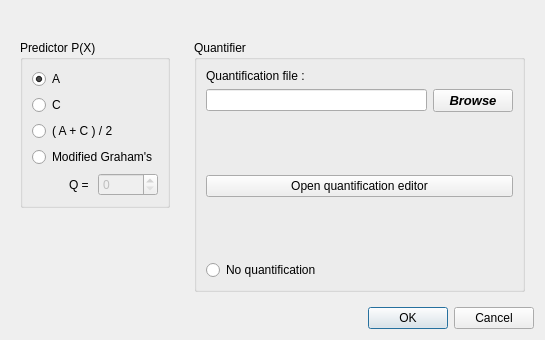
Old version of the form app/Operations/DPCMDialog.ui in the repository eiimage/eiimage.
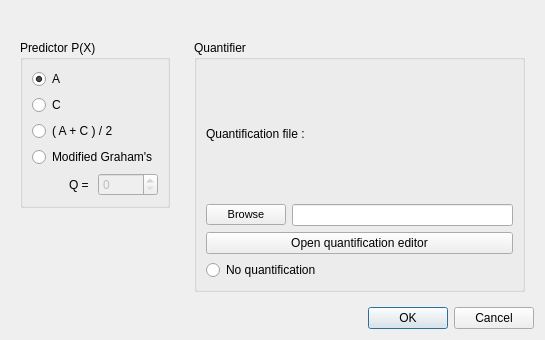
New version of the form. Icons and pictures are not drawn.

Commit message: Removed the incorrectly working lloydmax option in DPCM

Patch:
```diff
--- a/app/Operations/DPCMDialog.ui
+++ b/app/Operations/DPCMDialog.ui
@@ -114,27 +114,49 @@
           <property name="title">
            <string>Quantifier</string>
           </property>
-          <layout class="QVBoxLayout" name="verticalLayout_5">
-           <item>
+          <layout class="QGridLayout" name="gridLayout">
+           <item row="0" column="0">
             <widget class="QLabel" name="quantFileLabel">
              <property name="text">
               <string>Quantification file :</string>
              </property>
             </widget>
            </item>
-           <item>
+           <item row="3" column="0">
+            <widget class="QRadioButton" name="noQuantization">
+             <property name="text">
+              <string>No quantification</string>
+             </property>
+             <property name="autoExclusive">
+              <bool>false</bool>
+             </property>
+            </widget>
+           </item>
+           <item row="1" column="0">
             <layout class="QHBoxLayout" name="horizontalLayout_3">
-             <item>
-              <widget class="QLineEdit" name="quantFileEdit"/>
-             </item>
+             <property name="sizeConstraint">
+              <enum>QLayout::SetNoConstraint</enum>
+             </property>
              <item>
               <widget class="QPushButton" name="quantBrowseButton">
+               <property name="minimumSize">
+                <size>
+                 <width>0</width>
+                 <height>0</height>
+                </size>
+               </property>
+               <property name="maximumSize">
+                <size>
+                 <width>16777215</width>
+                 <height>16777215</height>
+                </size>
+               </property>
                <property name="font">
                 <font>
-                 <pointsize>10</pointsize>
-                 <weight>75</weight>
-                 <italic>true</italic>
-                 <bold>true</bold>
+                 <pointsize>8</pointsize>
+                 <weight>50</weight>
+                 <italic>false</italic>
+                 <bold>false</bold>
                 </font>
                </property>
                <property name="text">
@@ -148,48 +170,18 @@
                </property>
               </widget>
              </item>
+             <item>
+              <widget class="QLineEdit" name="quantFileEdit"/>
+             </item>
             </layout>
            </item>
-           <item>
-            <spacer name="verticalSpacer_2">
-             <property name="orientation">
-              <enum>Qt::Vertical</enum>
-             </property>
-             <property name="sizeHint" stdset="0">
-              <size>
-               <width>20</width>
-               <height>22</height>
-              </size>
-             </property>
-            </spacer>
-           </item>
-           <item>
+           <item row="2" column="0">
             <widget class="QPushButton" name="quantEditorButton">
              <property name="text">
               <string>Open quantification editor</string>
              </property>
             </widget>
            </item>
-           <item>
-            <spacer name="verticalSpacer_3">
-             <property name="orientation">
-              <enum>Qt::Vertical</enum>
-             </property>
-             <property name="sizeHint" stdset="0">
-              <size>
-               <width>20</width>
-               <height>22</height>
-              </size>
-             </property>
-            </spacer>
-           </item>
-           <item>
-            <widget class="QRadioButton" name="noQuantization">
-             <property name="text">
-              <string>No quantification</string>
-             </property>
-            </widget>
-           </item>
           </layout>
          </widget>
         </item>
```
Left out of the diff: 3 changed lines with no effect on the pictures. The commit also changes 9 other files.
